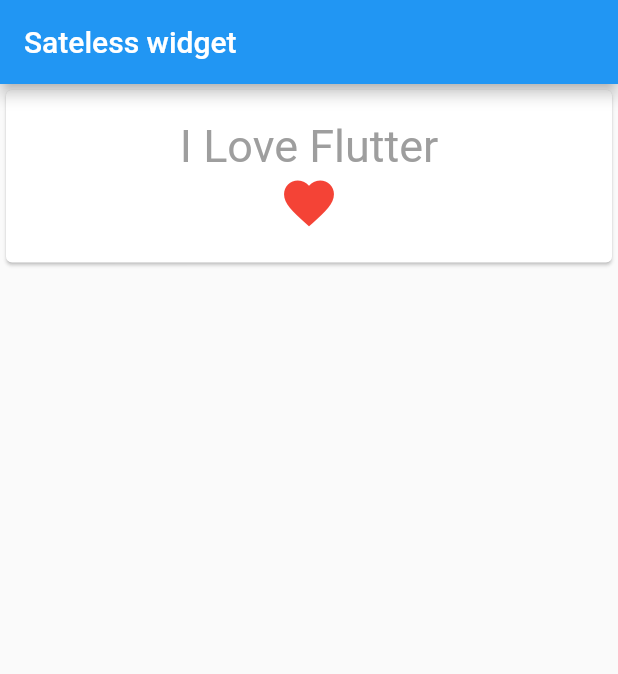
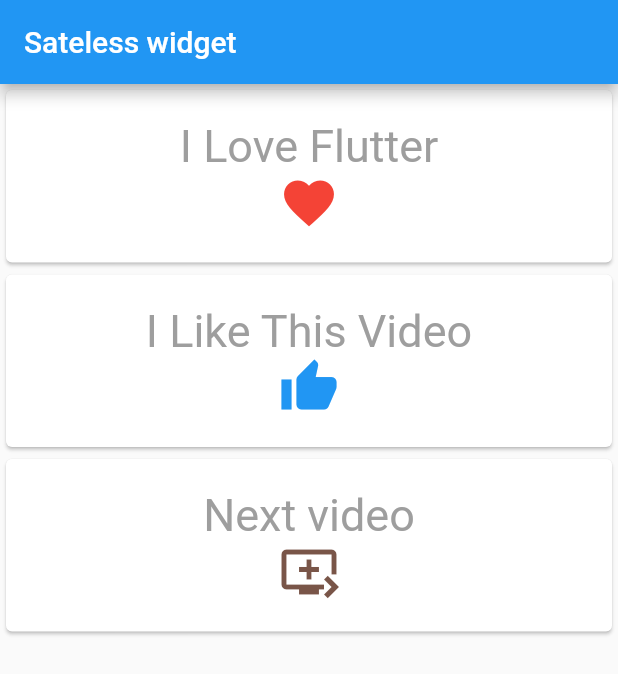
Before and after one commit to AntonioVeintiuno/fluttrapp, a Flutter app: the screen it shows after launch, on a phone screen of 412 x 824 dp. Shown: the top 674 px of the screen. Run offline on Flutter 3.47's test engine with Material 2 defaults, Android fonts, the phone set to English and light mode, and no system bars.

Commit message:
Use nested witgets.
Signed-off-by: Antonio Garcia <moy_357@hotmail.com>

```diff
--- a/lib/main.dart
+++ b/lib/main.dart
@@ -7,6 +7,8 @@ void main() {
 }
 
 class MyApp extends StatelessWidget {
+  final double iconSize = 40.0;
+  final TextStyle textStyle = TextStyle(color: Colors.grey, fontSize: 30.0);
 
   @override
   Widget build(BuildContext contex) {
@@ -18,24 +20,17 @@ class MyApp extends StatelessWidget {
         child: Column(
           crossAxisAlignment: CrossAxisAlignment.stretch,
           children: <Widget>[
-            Card(
-              child: Container(
-              padding: EdgeInsets.all(20.0),
-              child: Column(
-                children: <Widget>[
-                  Text('I Love Flutter',
-                    style: TextStyle(
-                      color: Colors.grey,
-                      fontSize: 30.0
-                    ),
-                  ),
-                  Icon(Icons.favorite,
-                    color: Colors.red,
-                    size: 40,
-                  )
-                ],
-              ),
-            )
+            MyCard(
+              title: Text('I Love Flutter',style: textStyle),
+              icon: Icon(Icons.favorite, color: Colors.red, size: iconSize),
+            ),
+            MyCard(
+              title: Text('I Like This Video',style: textStyle),
+              icon: Icon(Icons.thumb_up, color: Colors.blue, size: iconSize),
+            ),
+            MyCard(
+              title: Text('Next video',style: textStyle),
+              icon: Icon(Icons.queue_play_next, color: Colors.brown, size: iconSize),
             )
           ],
         ),
@@ -44,3 +39,25 @@ class MyApp extends StatelessWidget {
   }
 
 }
+
+class MyCard extends StatelessWidget {
+  final Widget title;
+  final Widget icon;
+
+  MyCard({this.title, this.icon});
+
+  @override
+  Widget build(BuildContext contex) {
+    return Card(
+      child: Container(
+        padding: EdgeInsets.all(20.0),
+        child: Column(
+          children: <Widget>[
+            this.title,
+            this.icon
+          ],
+        ),
+      )
+    );
+  }
+}
```
Also changed, not shown: pubspec.lock.
